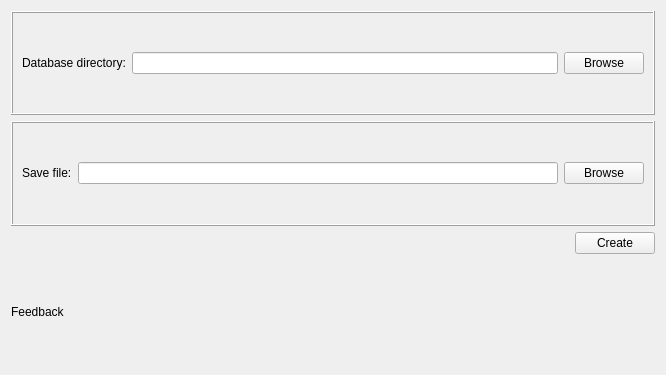
First picture: the form in Application/databasecreator.ui, repository kovbal/faceguard, before the edit.
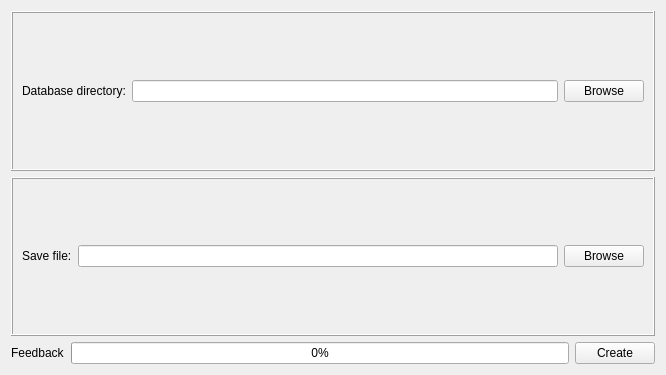
Second picture: the form after the edit.

The edit to the form file:
```diff
--- a/Application/databasecreator.ui
+++ b/Application/databasecreator.ui
@@ -46,6 +46,27 @@
      </layout>
     </widget>
    </item>
+   <item row="2" column="0">
+    <widget class="QLabel" name="label_feedback">
+     <property name="text">
+      <string>Feedback</string>
+     </property>
+    </widget>
+   </item>
+   <item row="2" column="1">
+    <widget class="QProgressBar" name="progressBar">
+     <property name="value">
+      <number>0</number>
+     </property>
+    </widget>
+   </item>
+   <item row="2" column="2">
+    <widget class="QPushButton" name="pushButton_create">
+     <property name="text">
+      <string>Create</string>
+     </property>
+    </widget>
+   </item>
    <item row="1" column="0" colspan="3">
     <widget class="QFrame" name="frame_2">
      <property name="frameShape">
@@ -75,33 +96,6 @@
      </layout>
     </widget>
    </item>
-   <item row="2" column="1">
-    <spacer name="horizontalSpacer">
-     <property name="orientation">
-      <enum>Qt::Horizontal</enum>
-     </property>
-     <property name="sizeHint" stdset="0">
-      <size>
-       <width>558</width>
-       <height>20</height>
-      </size>
-     </property>
-    </spacer>
-   </item>
-   <item row="2" column="2">
-    <widget class="QPushButton" name="pushButton_create">
-     <property name="text">
-      <string>Create</string>
-     </property>
-    </widget>
-   </item>
-   <item row="3" column="0" colspan="3">
-    <widget class="QLabel" name="label_feedback">
-     <property name="text">
-      <string>Feedback</string>
-     </property>
-    </widget>
-   </item>
   </layout>
  </widget>
  <resources/>
```
Left out of the diff: 2 changed lines with no effect on the pictures.
